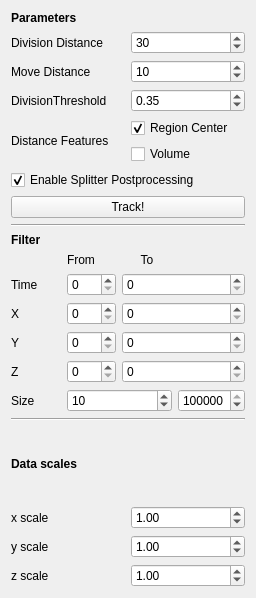
This is ilastik/applets/tracking/drawerNN.ui in ilastik/ilastik as Qt 5 draws it before an edit. The edited form follows.
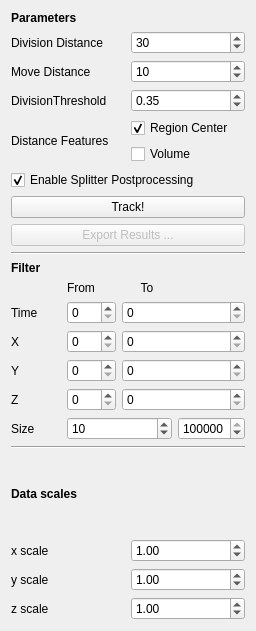
This is the edited form.

Commit message: added tracking results export button

Patch:
```diff
--- a/ilastik/applets/tracking/drawerNN.ui
+++ b/ilastik/applets/tracking/drawerNN.ui
@@ -7,7 +7,7 @@
     <x>0</x>
     <y>0</y>
     <width>256</width>
-    <height>598</height>
+    <height>631</height>
    </rect>
   </property>
   <property name="sizePolicy">
@@ -153,6 +153,16 @@
        </property>
       </widget>
      </item>
+     <item>
+      <widget class="QPushButton" name="exportButton">
+       <property name="enabled">
+        <bool>false</bool>
+       </property>
+       <property name="text">
+        <string>Export Results ...</string>
+       </property>
+      </widget>
+     </item>
     </layout>
    </item>
    <item>
```
The commit also changes 1 other file.
